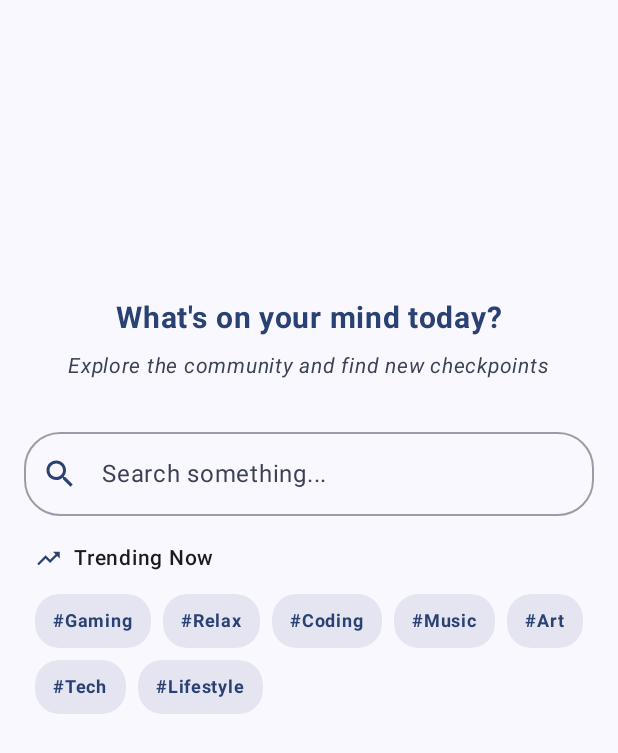
After one commit to AlessioCamerano/CheckPoint, an Android app built with Jetpack Compose: the composable SearchScreen shown on its own in the app's theme, on a phone screen of 412 x 824 dp. The commit adds this screen. Shown: the top 753 px of the screen. Run offline under Robolectric (Android 15) with nearby library versions, the phone set to English and light mode, and no system bars.

Commit message:
SearchScreen + adattamento alla Homepage

```diff
--- /dev/null
+++ b/app/src/main/java/com/example/checkpoint/ui/screens/SearchScreen.kt
@@ -0,0 +1,203 @@
+package com.example.checkpoint.ui.screens
+
+import androidx.compose.animation.AnimatedVisibility
+import androidx.compose.animation.core.animateDpAsState
+import androidx.compose.animation.core.tween
+import androidx.compose.animation.fadeIn
+import androidx.compose.animation.fadeOut
+import androidx.compose.foundation.clickable
+import androidx.compose.foundation.layout.Arrangement
+import androidx.compose.foundation.layout.Box
+import androidx.compose.foundation.layout.Column
+import androidx.compose.foundation.layout.ExperimentalLayoutApi
+import androidx.compose.foundation.layout.FlowRow
+import androidx.compose.foundation.layout.Row
+import androidx.compose.foundation.layout.Spacer
+import androidx.compose.foundation.layout.fillMaxSize
+import androidx.compose.foundation.layout.fillMaxWidth
+import androidx.compose.foundation.layout.height
+import androidx.compose.foundation.layout.padding
+import androidx.compose.foundation.layout.size
+import androidx.compose.foundation.layout.width
+import androidx.compose.foundation.shape.RoundedCornerShape
+import androidx.compose.foundation.text.KeyboardActions
+import androidx.compose.foundation.text.KeyboardOptions
+import androidx.compose.material.icons.Icons
+import androidx.compose.material.icons.automirrored.filled.TrendingUp
+import androidx.compose.material.icons.filled.Search
+import androidx.compose.material3.Icon
+import androidx.compose.material3.MaterialTheme
+import androidx.compose.material3.OutlinedTextField
+import androidx.compose.material3.OutlinedTextFieldDefaults
+import androidx.compose.material3.Surface
+import androidx.compose.material3.Text
+import androidx.compose.runtime.Composable
+import androidx.compose.runtime.getValue
+import androidx.compose.runtime.mutableStateOf
+import androidx.compose.runtime.remember
+import androidx.compose.runtime.setValue
+import androidx.compose.ui.Alignment
+import androidx.compose.ui.Modifier
+import androidx.compose.ui.draw.clip
+import androidx.compose.ui.platform.LocalFocusManager
+import androidx.compose.ui.text.font.FontStyle
+import androidx.compose.ui.text.font.FontWeight
+import androidx.compose.ui.text.input.ImeAction
+import androidx.compose.ui.unit.dp
+import androidx.compose.ui.unit.sp
+
+@OptIn(ExperimentalLayoutApi::class)
+@Composable
+fun SearchScreen() {
+    var searchQuery by remember { mutableStateOf("") }
+    var isSearched by remember { mutableStateOf(false) }
+    val focusManager = LocalFocusManager.current
+
+    val trendingTags = listOf("Gaming", "Relax", "Coding", "Music", "Art", "Tech", "Lifestyle")
+
+    // Anima il padding superiore per spostare la barra di ricerca in alto
+    val topPadding by animateDpAsState(
+        targetValue = if (isSearched) 16.dp else 200.dp,
+        animationSpec = tween(durationMillis = 600),
+        label = "searchBarPosition"
+    )
+
+    Column(
+        modifier = Modifier
+            .fillMaxSize()
+            .padding(horizontal = 16.dp),
+        horizontalAlignment = Alignment.CenterHorizontally
+    ) {
+        Spacer(modifier = Modifier.height(topPadding))
+
+        AnimatedVisibility(
+            visible = !isSearched,
+            enter = fadeIn(),
+            exit = fadeOut(animationSpec = tween(durationMillis = 300))
+        ) {
+            Column(horizontalAlignment = Alignment.CenterHorizontally) {
+                Text(
+                    text = "What's on your mind today?",
+                    color = MaterialTheme.colorScheme.primary,
+                    fontSize = 20.sp,
+                    fontWeight = FontWeight.Bold
+                )
+                Text(
+                    text = "Explore the community and find new checkpoints",
+                    color = MaterialTheme.colorScheme.secondary,
+                    fontSize = 14.sp,
+                    fontStyle = FontStyle.Italic,
+                    modifier = Modifier.padding(top = 8.dp)
+                )
+                Spacer(modifier = Modifier.height(32.dp))
+            }
+        }
+
+        // Search Bar
+        OutlinedTextField(
+            value = searchQuery,
+            onValueChange = { searchQuery = it },
+            modifier = Modifier.fillMaxWidth(),
+            placeholder = { Text("Search something...", color = MaterialTheme.colorScheme.secondary) },
+            leadingIcon = {
+                Icon(
+                    Icons.Default.Search,
+                    contentDescription = null,
+                    tint = MaterialTheme.colorScheme.primary
+                )
+            },
+            shape = RoundedCornerShape(24.dp),
+            colors = OutlinedTextFieldDefaults.colors(
+                focusedBorderColor = MaterialTheme.colorScheme.primary,
+                unfocusedBorderColor = MaterialTheme.colorScheme.secondary.copy(alpha = 0.5f),
+                cursorColor = MaterialTheme.colorScheme.primary
+            ),
+            singleLine = true,
+            keyboardOptions = KeyboardOptions(imeAction = ImeAction.Search),
+            keyboardActions = KeyboardActions(
+                onSearch = {
+                    if (searchQuery.isNotBlank()) {
+                        isSearched = true
+                        focusManager.clearFocus()
+                    }
+                }
+            )
+        )
+
+        Spacer(modifier = Modifier.height(16.dp))
+
+        // Trending Tags
+        AnimatedVisibility(
+            visible = !isSearched,
+            enter = fadeIn(),
+            exit = fadeOut()
+        ) {
+            Column {
+                Row(verticalAlignment = Alignment.CenterVertically) {
+                    Icon(
+                        Icons.AutoMirrored.Filled.TrendingUp,
+                        contentDescription = null,
+                        tint = MaterialTheme.colorScheme.primary,
+                        modifier = Modifier.size(18.dp)
+                    )
+                    Spacer(modifier = Modifier.width(8.dp))
+                    Text(
+                        text = "Trending Now",
+                        color = MaterialTheme.colorScheme.onBackground,
+                        fontSize = 14.sp,
+                        fontWeight = FontWeight.Medium
+                    )
+                }
+                Spacer(modifier = Modifier.height(12.dp))
+                FlowRow(
+                    horizontalArrangement = Arrangement.spacedBy(8.dp),
+                    verticalArrangement = Arrangement.spacedBy(8.dp)
+                ) {
+                    trendingTags.forEach { tag ->
+                        TagItem(tag = tag) {
+                            searchQuery = tag
+                            isSearched = true
+                            focusManager.clearFocus()
+                        }
+                    }
+                }
+            }
+        }
+
+        // Results Placeholder
+        if (isSearched) {
+            Box(
+                modifier = Modifier
+                    .fillMaxSize()
+                    .padding(top = 24.dp),
+                contentAlignment = Alignment.TopCenter
+            ) {
+                Text(
+                    text = "Results for \"$searchQuery\"",
+                    color = MaterialTheme.colorScheme.secondary,
+                    fontStyle = FontStyle.Italic
+                )
+                // In the future, posts will be displayed here
+            }
+        }
+    }
+}
+
+@Composable
+fun TagItem(tag: String, onClick: () -> Unit) {
+    Surface(
+        modifier = Modifier
+            .clip(RoundedCornerShape(16.dp))
+            .clickable { onClick() },
+        color = MaterialTheme.colorScheme.primary.copy(alpha = 0.1f),
+        shape = RoundedCornerShape(16.dp)
+    ) {
+        Text(
+            text = "#$tag",
+            modifier = Modifier.padding(horizontal = 12.dp, vertical = 6.dp),
+            color = MaterialTheme.colorScheme.primary,
+            fontSize = 12.sp,
+            fontWeight = FontWeight.Bold
+        )
+    }
+}
```
Also changed, not shown: app/src/main/java/com/example/checkpoint/ui/screens/MainScreen.kt (+45 -70 lines).
